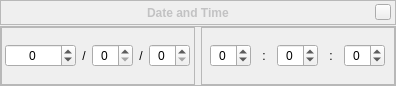
The window that src/gui/dateTimeDialogGui.ui (Astrocoderguy/stellarium) describes before a commit, drawn with Qt 5.
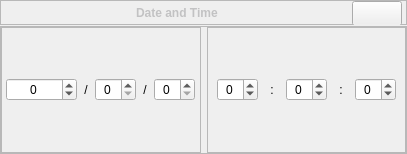
The same window after the commit. Custom widgets are drawn as their Qt base class.

Commit message: 1.2.0.9 release - pinch to zoom and time dialog

The edit to the form file:
```diff
--- a/src/gui/dateTimeDialogGui.ui
+++ b/src/gui/dateTimeDialogGui.ui
@@ -6,8 +6,8 @@
    <rect>
     <x>0</x>
     <y>0</y>
-    <width>396</width>
-    <height>86</height>
+    <width>407</width>
+    <height>154</height>
    </rect>
   </property>
   <property name="styleSheet">
@@ -173,14 +173,14 @@
         </property>
         <property name="minimumSize">
          <size>
-          <width>16</width>
-          <height>16</height>
+          <width>50</width>
+          <height>25</height>
          </size>
         </property>
         <property name="maximumSize">
          <size>
-          <width>16</width>
-          <height>16</height>
+          <width>50</width>
+          <height>25</height>
          </size>
         </property>
         <property name="focusPolicy">
```
The commit also changes 13 other files.
